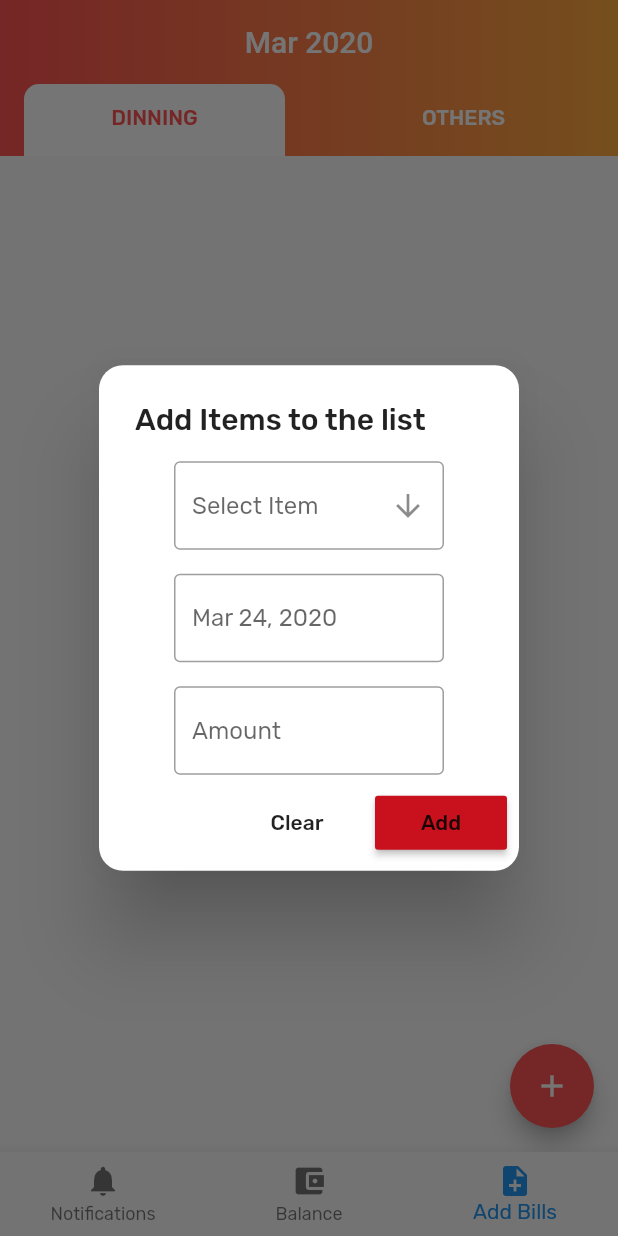
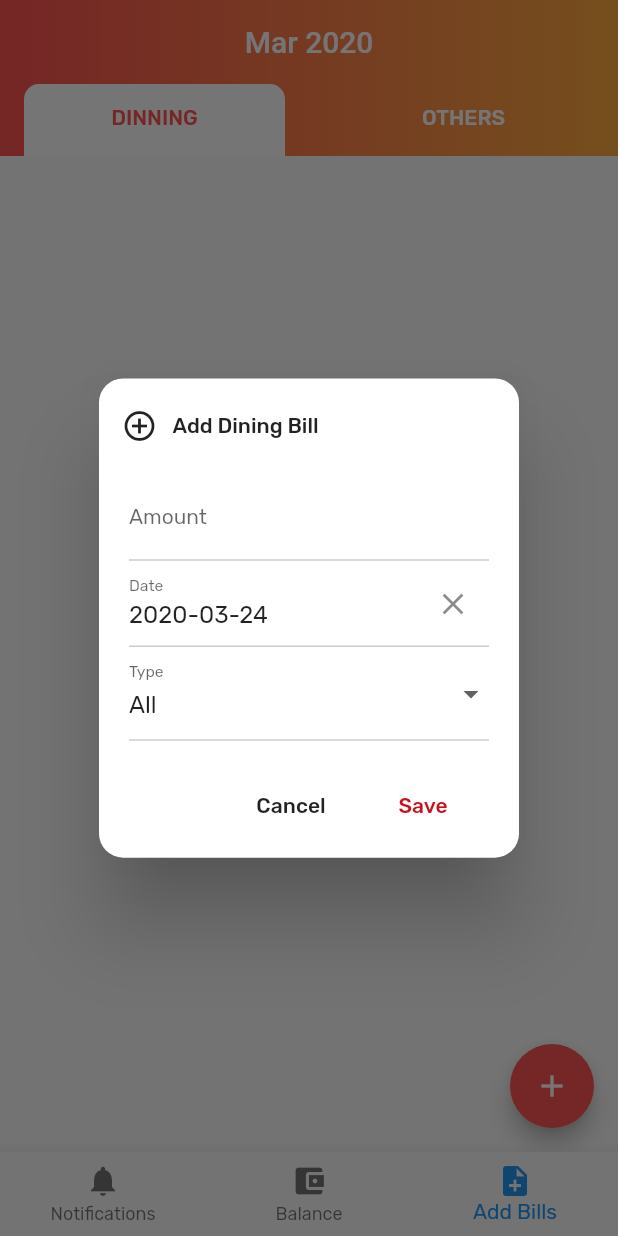
Before and after one commit to mahbubmunna/private_bachelors, a Flutter app: the screen it shows after launch, item 3 of the bottom bar chosen, after a tap on the "add" icon, on a phone screen of 412 x 824 dp. Run offline on Flutter 3.47's test engine with Material 2 defaults, Android fonts, the phone set to English and light mode, and no system bars; drawn by our look-alikes of datetime_picker_formfield.

Commit message:
dining dialog added

```diff
--- a/lib/app.dart
+++ b/lib/app.dart
@@ -32,7 +32,7 @@ ThemeData _buildPrivateBachelorsTheme() {
     primaryTextTheme: _buildTextTheme(base.primaryTextTheme),
     accentTextTheme: _buildTextTheme(base.accentTextTheme),
     inputDecorationTheme: InputDecorationTheme(
-      border: OutlineInputBorder()
+     // border: OutlineInputBorder()
     )
   );
 }
--- a/lib/pages/add-bill_page.dart
+++ b/lib/pages/add-bill_page.dart
@@ -1,7 +1,7 @@
 import 'package:flutter/material.dart';
 import 'package:flutter/painting.dart';
 import 'package:intl/intl.dart';
-import 'package:privatebachelors/pages/add_bill_sub/food-bill_page.dart';
+import 'package:privatebachelors/pages/add_bill_sub/dining-bill_page.dart';
 import 'package:privatebachelors/pages/add_bill_sub/others-bill_page.dart';
 
 class AddBillPage extends StatefulWidget {
@@ -54,7 +54,7 @@ class _AddBillPageState extends State<AddBillPage> {
         ),
         body: TabBarView(
           children: <Widget>[
-            FoodBillPage(),
+            DiningBillPage(),
             OthersBillPage(),
           ],
         ),
--- /dev/null
+++ b/lib/pages/add_bill_sub/dining-bill_page.dart
@@ -0,0 +1,164 @@
+import 'package:datetime_picker_formfield/datetime_picker_formfield.dart';
+import 'package:flutter/material.dart';
+import 'package:flutter/painting.dart';
+import 'package:intl/intl.dart';
+import 'package:privatebachelors/configs/padding.dart';
+
+class DiningBillPage extends StatefulWidget {
+  @override
+  _DiningBillPageState createState() => _DiningBillPageState();
+}
+
+class _DiningBillPageState extends State<DiningBillPage> {
+  GlobalKey<FormState> _addDiningBillKey = new GlobalKey<FormState>();
+  final amountController = TextEditingController();
+  String _type = 'All';
+  int _amount = 0;
+
+  String _monthYearDate = DateFormat.yMMMd().format(DateTime.now());
+  DateTime _dateTime = DateTime.now();
+
+  void _addItemPrompt() {
+    showDialog(
+        context: context,
+        builder: (BuildContext context) {
+          return SimpleDialog(
+            contentPadding: EdgeInsets.symmetric(horizontal: 20),
+            titlePadding: EdgeInsets.symmetric(horizontal: 15, vertical: 20),
+            shape: RoundedRectangleBorder(
+                borderRadius: BorderRadius.circular(padding16)),
+            title: Row(
+              children: <Widget>[
+                Icon(Icons.add_circle_outline),
+                SizedBox(width: 10),
+                Text(
+                  'Add Dining Bill',
+                  style: Theme.of(context).textTheme.body2,
+                )
+              ],
+            ),
+            children: <Widget>[
+              Form(
+                key: _addDiningBillKey,
+                child: Column(
+                  children: <Widget>[
+                    TextFormField(
+                      controller: amountController,
+                      keyboardType: TextInputType.number,
+                      style: TextStyle(color: Theme.of(context).hintColor),
+                      decoration: getInputDecoration(
+                          hintText: '475', labelText: 'Amount'),
+                      onSaved: (input) => setState(() {
+                        _amount = int.parse(input);
+                      }),
+                    ),
+                    FormField<String>(
+                      builder: (FormFieldState<String> state) {
+                        return DateTimeField(
+                          decoration: getInputDecoration(
+                              hintText: '1996-12-31', labelText: 'Date'),
+                          format: new DateFormat('yyyy-MM-dd'),
+                          initialValue: _dateTime,
+                          onShowPicker: (context, currentValue) {
+                            return showDatePicker(
+                                context: context,
+                                firstDate: DateTime(1900),
+                                initialDate: currentValue ?? DateTime.now(),
+                                lastDate: DateTime(2100));
+                          },
+                          onSaved: (input) => setState(() {
+                            _dateTime = input;
+                          }),
+                        );
+                      },
+                    ),
+                    FormField<String>(
+                      builder: (FormFieldState<String> state) {
+                        return DropdownButtonFormField<String>(
+                          decoration: getInputDecoration(
+                              hintText: 'All', labelText: 'Type'),
+                          hint: Text('Select type'),
+                          value: _type,
+                          onChanged: (input) {
+                            setState(() {
+                              _type = input;
+                            });
+                          },
+                          onSaved: (input) => _type = input,
+                          items: <DropdownMenuItem<String>>[
+                            DropdownMenuItem(
+                              value: 'All',
+                              child: Text('All'),
+                            ),
+                            DropdownMenuItem(
+                              value: 'Snacks',
+                              child: Text('Snacks'),
+                            ),
+                            DropdownMenuItem(
+                              value: 'Rice',
+                              child: Text('Rice'),
+                            ),
+                          ],
+                        );
+                      },
+                    ),
+                    SizedBox(height: 20),
+                    Row(
+                      children: <Widget>[
+                        MaterialButton(
+                          onPressed: () {
+                            Navigator.pop(context);
+                          },
+                          child: Text('Cancel'),
+                        ),
+                        MaterialButton(
+                          onPressed: _submit,
+                          child: Text(
+                            'Save',
+                            style: TextStyle(color: Theme.of(context).accentColor),
+                          ),
+                        ),
+                      ],
+                      mainAxisAlignment: MainAxisAlignment.end,
+                    ),
+                    SizedBox(height: 10),
+                  ],
+                ),
+              )
+            ],
+          );
+        });
+  }
+
+  InputDecoration getInputDecoration({String hintText, String labelText}) {
+    return new InputDecoration(
+      hintText: hintText,
+      labelText: labelText,
+      hintStyle: Theme.of(context).textTheme.body1.merge(
+            TextStyle(color: Theme.of(context).focusColor),
+          ),
+      enabledBorder: UnderlineInputBorder(
+          borderSide:
+              BorderSide(color: Theme.of(context).hintColor.withOpacity(0.2))),
+      focusedBorder: UnderlineInputBorder(
+          borderSide: BorderSide(color: Theme.of(context).hintColor)),
+      hasFloatingPlaceholder: true,
+      labelStyle: Theme.of(context).textTheme.body1.merge(
+            TextStyle(color: Theme.of(context).hintColor),
+          ),
+    );
+  }
+
+  @override
+  Widget build(BuildContext context) {
+    return Scaffold(
+      floatingActionButton: FloatingActionButton(
+        onPressed: _addItemPrompt,
+        child: Icon(Icons.add),
+      ),
+    );
+  }
+
+  void _submit() async {
+  }
+}
--- a/lib/pages/add_bill_sub/food-bill_page.dart
+++ /dev/null
@@ -1,78 +0,0 @@
-import 'package:flutter/material.dart';
-import 'package:flutter/painting.dart';
-import 'package:intl/intl.dart';
-import 'package:privatebachelors/configs/padding.dart';
-
-class FoodBillPage extends StatefulWidget {
-  @override
-  _FoodBillPageState createState() => _FoodBillPageState();
-}
-
-class _FoodBillPageState extends State<FoodBillPage> {
-  String _monthYearDate = DateFormat.yMMMd().format(DateTime.now());
-  void _addItemPrompt() {
-    showDialog(
-        context: context,
-        builder: (BuildContext context) {
-          return AlertDialog(
-            contentPadding: EdgeInsets.only(left: 50, right: 50, top: padding16),
-            shape: RoundedRectangleBorder(
-              borderRadius: BorderRadius.circular(padding16)
-            ),
-            title: Text('Add Items to the list'),
-            content: _dialogContent(),
-            actions: <Widget>[
-              FlatButton(
-                onPressed: (){},
-                child: Text('Clear'),
-              ),
-              RaisedButton(
-                onPressed: (){},
-                child: Text('Add'),
-              ),
-
-            ],
-          );
-        });
-  }
-
-  Widget _dialogContent() {
-    return Column(
-      mainAxisSize: MainAxisSize.min,
-      children: <Widget>[
-        TextField(
-          decoration: InputDecoration(
-              hintText: 'Select Item',
-            suffixIcon: IconButton(
-              icon: Icon(Icons.arrow_downward),
-              onPressed: (){},
-            )
-          ),
-        ),
-        SizedBox(height: padding16,),
-        TextField(
-          decoration: InputDecoration(
-            hintText: _monthYearDate
-          ),
-        ),
-        SizedBox(height: padding16,),
-        TextField(
-          decoration: InputDecoration(
-              hintText: 'Amount'
-          ),
-        ),
-
-      ],
-    );
-  }
-  @override
-  Widget build(BuildContext context) {
-    return Scaffold(
-      floatingActionButton: FloatingActionButton(
-        onPressed: _addItemPrompt,
-        child: Icon(Icons.add),
-      ),
-
-    );
-  }
-}
--- a/pubspec.yaml
+++ b/pubspec.yaml
@@ -24,6 +24,7 @@ dependencies:
   # Use with the CupertinoIcons class for iOS style icons.
   cupertino_icons: ^0.1.2
   intl: ^0.16.1
+  datetime_picker_formfield: ^1.0.0
 
 
 dev_dependencies:
```
Also changed, not shown: pubspec.lock.
